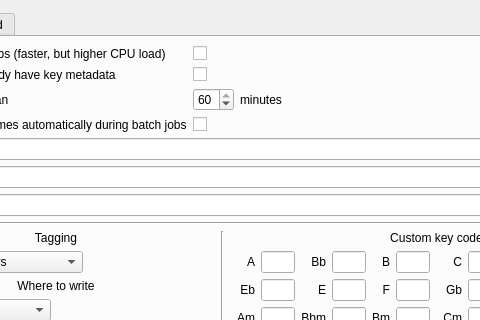
First picture: the form in forms/prefsdialog.ui, repository ibsh/is_KeyFinder, before the edit; both pictures show x 128 to 608 and y 0 to 320 of the 802 by 713 pixel window.
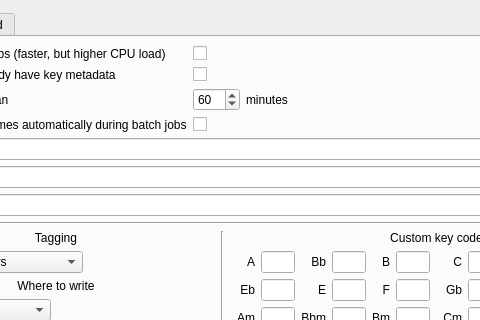
Second picture: the form after the edit.

Commit message: Double max for duration ceiling

```diff
--- a/forms/prefsdialog.ui
+++ b/forms/prefsdialog.ui
@@ -84,7 +84,7 @@
            <item>
             <widget class="QSpinBox" name="maxDuration">
              <property name="maximum">
-              <number>60</number>
+              <number>120</number>
              </property>
              <property name="value">
               <number>60</number>
```
Left out of the diff: 2 changed lines with no effect on the pictures.
